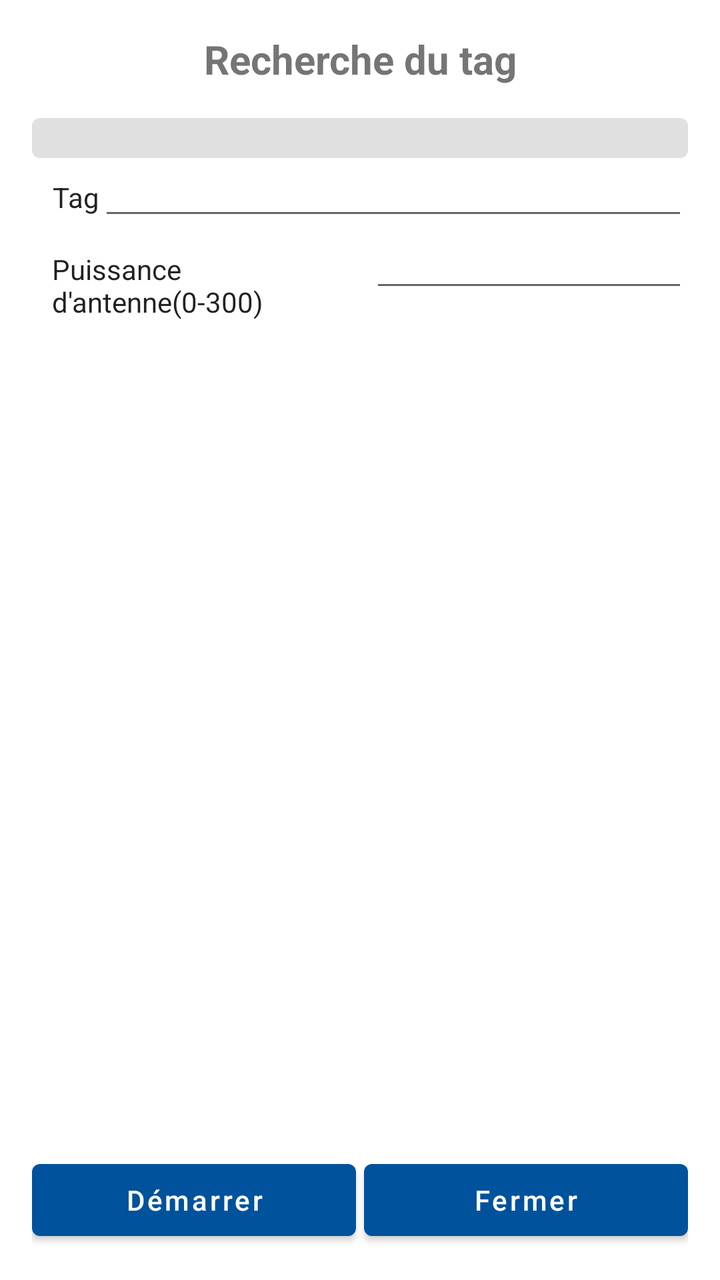
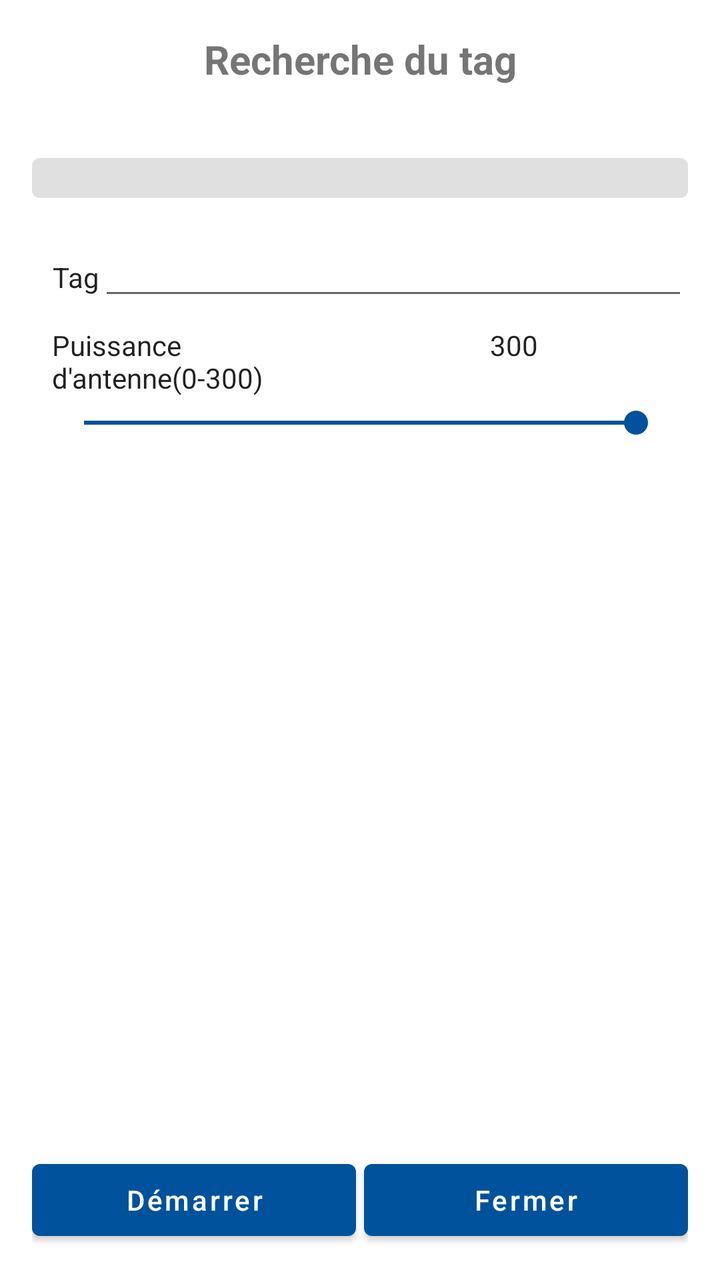

Two renders of the same Android screen: before a commit and after it. Below are the layout's source before the change and the commit's diff.
<!-- AndroidManifest.xml: application theme AppNewTheme -->
<!-- res/layout/dialog_search_tag.xml -->
<?xml version="1.0" encoding="utf-8"?>
<LinearLayout xmlns:android="http://schemas.android.com/apk/res/android"
    android:layout_width="match_parent"
    android:layout_height="match_parent"
    android:orientation="vertical"
    android:padding="16dp"
    android:background="@android:color/white">

    <TextView
        android:layout_width="match_parent"
        android:layout_height="wrap_content"
        android:text="Recherche du tag"
        android:textSize="20sp"
        android:textStyle="bold"
        android:gravity="center"
        android:paddingBottom="16dp" />

    <LinearLayout
        android:layout_width="match_parent"
        android:layout_height="0dp"
        android:layout_weight="1"
        android:orientation="vertical">

        <TableRow
            android:layout_width="match_parent"
            android:visibility="gone"
            android:layout_height="wrap_content">
            <TextView
                android:id="@+id/geigerProgressLabelMin"
                android:layout_weight="1"
                android:layout_height="wrap_content"
                android:gravity="left"
                android:text="20" />
            <TextView
                android:id="@+id/geigerProgressLabelMid"
                android:layout_weight="1"
                android:layout_height="wrap_content"
                android:gravity="center"
                android:text="50" />
            <TextView
                android:id="@+id/geigerProgressLabelMax"
                android:layout_weight="1"
                android:layout_height="wrap_content"
                android:gravity="right"
                android:text="100" />
        </TableRow>

        <ProgressBar
            android:id="@+id/geigerProgress"
            android:layout_width="match_parent"
            android:layout_height="wrap_content"
            style="@android:style/Widget.ProgressBar.Horizontal"
            android:progressDrawable="@drawable/progress_gradient"
            android:max="100"
            android:progress="0" />

        <TextView
            android:visibility="gone"
            android:id="@+id/geigerTagRssi"
            android:layout_width="match_parent"
            android:layout_height="wrap_content"
            android:gravity="center"
            android:textSize="18sp"
            android:text="0.0" />

        <LinearLayout xmlns:android="http://schemas.android.com/apk/res/android"
            xmlns:tools="http://schemas.android.com/tools"
            style="@style/base_layout_style"
            android:paddingLeft="0dp"
            android:paddingRight="0dp"
            android:orientation="vertical">

            <TableRow
                android:layout_width="match_parent"
                android:layout_height="wrap_content"
                android:paddingLeft="@dimen/default_left_padding">

                <TextView
                    android:layout_width="wrap_content"
                    android:gravity="right"
                    style="@style/style_normal_font"
                    android:text="Tag" />

                <include
                    android:id="@+id/selectTagID"
                    android:layout_width="match_parent"
                    android:layout_height="wrap_content"
                    layout="@layout/custom_edittext" />
            </TableRow>

            <TableRow
                android:id="@+id/selectMemoryBankRow"
                android:visibility="gone"
                android:layout_width="match_parent"
                android:layout_height="wrap_content"
                android:layout_marginTop="@dimen/default_top_margin"
                android:paddingLeft="10dp">

                <TextView
                    android:layout_width="0dp"
                    android:layout_weight="1"
                    android:gravity="left"
                    style="@style/style_normal_font"
                    android:text="Select bank" />

                <Spinner
                    android:id="@+id/selectMemoryBank"
                    android:layout_margin="0dp"
                    android:layout_weight="1"
                    style="@style/style_default_spinner" />

                <TextView
                    android:layout_width="0dp"
                    android:layout_weight="1"
                    android:gravity="right"
                    android:visibility="gone"
                    style="@style/style_normal_font"
                    android:text="Offset (bit)" />

                <EditText
                    android:id="@+id/selectMemoryOffset"
                    android:layout_width="0dp"
                    android:layout_weight="1"
                    android:gravity="center"
                    android:visibility="gone"
                    android:inputType="numberDecimal"
                    style="@style/style_normal_font"
                    android:text="32" />
            </TableRow>

            <TableRow
                android:id="@+id/selectPasswordRow"
                android:visibility="gone"
                android:layout_width="match_parent"
                android:layout_height="wrap_content"
                android:paddingLeft="@dimen/default_left_padding">

                <TextView
                    android:layout_width="0dp"
                    android:layout_weight="1"
                    android:layout_height="match_parent"
                    android:gravity="center_vertical"
                    style="@style/style_normal_font"
                    android:text="@string/password_title" />

                <include
                    android:id="@+id/selectPasswordValue"
                    android:layout_width="0dp"
                    android:layout_weight="1"
                    android:layout_height="match_parent"
                    layout="@layout/custom_edittext_password" />
            </TableRow>

            <TableRow
                android:layout_width="match_parent"
                android:layout_height="0dp"
                android:layout_weight="1"
                android:paddingLeft="@dimen/default_left_padding">

                <TextView
                    android:layout_weight="1"
                    android:layout_height="wrap_content"
                    style="@style/style_normal_font"
                    android:text="@string/settingAntennaPower_title" />

                <EditText
                    android:id="@+id/selectAntennaPower"
                    android:layout_weight="1"
                    android:layout_height="wrap_content"
                    android:gravity="center"
                    style="@style/style_normal_font"
                    android:inputType="numberDecimal" />
            </TableRow>
        </LinearLayout>


        <TableRow
            android:layout_width="match_parent"
            android:layout_height="wrap_content"
            android:layout_marginTop="8dp">
            <CheckBox
                android:id="@+id/geigerToneCheck"
                android:layout_weight="1"
                android:layout_height="wrap_content"
                android:checked="true"
                android:text="Tone" />
            <TextView
                android:layout_weight="1"
                android:layout_height="wrap_content"
                android:gravity="right"
                android:text="Threshold:" />
            <TextView
                android:id="@+id/geigerThreshold"
                android:layout_weight="1"
                android:layout_height="wrap_content"
                android:gravity="left"
                android:text="0.00" />
        </TableRow>

        <SeekBar
            android:id="@+id/geigerSeek"
            android:layout_width="match_parent"
            android:layout_height="wrap_content" />
    </LinearLayout>

    <LinearLayout
        android:layout_width="match_parent"
        android:layout_height="wrap_content"
        android:visibility="gone"
        android:orientation="horizontal">
        <TextView
            android:id="@+id/geigerRunTime"
            android:layout_width="wrap_content"
            android:layout_height="wrap_content" />
        <TextView
            android:id="@+id/geigerTagGot"
            android:layout_width="0dp"
            android:layout_weight="1"
            android:layout_height="wrap_content"
            android:gravity="center" />
        <TextView
            android:id="@+id/geigerVoltageLevel"
            android:layout_width="wrap_content"
            android:layout_height="wrap_content" />
    </LinearLayout>

    <LinearLayout
        android:layout_width="match_parent"
        android:layout_height="wrap_content"
        android:orientation="horizontal">
        <TextView
            android:id="@+id/geigerYield"
            android:visibility="gone"
            android:layout_width="0dp"
            android:layout_weight="1"
            android:layout_height="wrap_content"
            android:gravity="center" />
        <Button
            android:id="@+id/geigerStart"
            android:layout_width="0dp"
            android:layout_weight="1"
            android:layout_height="wrap_content"
            android:layout_marginEnd="2dp"
            android:text="Démarrer" />
        <Button
            android:id="@+id/closeButton"
            android:layout_width="0dp"
            android:layout_weight="1"
            android:layout_marginStart="2dp"
            android:layout_height="wrap_content"
            android:text="Fermer" />
        <TextView
            android:id="@+id/geigerRate"
            android:visibility="gone"
            android:layout_width="0dp"
            android:layout_weight="1"
            android:layout_height="wrap_content"
            android:gravity="center" />
    </LinearLayout>


</LinearLayout>
<!-- res/layout/custom_edittext.xml (included above) -->
<?xml version="1.0" encoding="utf-8"?>
<EditText xmlns:android="http://schemas.android.com/apk/res/android"
    style="@style/style_normal_font"
    android:digits="0123456789ABCDEFabcdef"
    android:inputType="textNoSuggestions|textVisiblePassword"
    android:gravity="center" />
<!-- res/layout/custom_edittext_password.xml (included above) -->
<?xml version="1.0" encoding="utf-8"?>
<EditText xmlns:android="http://schemas.android.com/apk/res/android"
    style="@style/style_normal_font"
    android:digits="0123456789ABCDEFabcdef"
    android:inputType="textNoSuggestions|textVisiblePassword"
    android:gravity="center"
    android:hint="@string/password_pattern_title" />
<!-- resources referenced by this layout -->
<resources>
  <dimen name="default_left_padding">10dp</dimen>
  <dimen name="default_top_margin">10dp</dimen>
  <!-- drawable progress_gradient (drawable) -->
  <?xml version="1.0" encoding="utf-8"?>
  <layer-list xmlns:android="http://schemas.android.com/apk/res/android">
      
      <item android:id="@android:id/background">
          <shape>
              <corners android:radius="4dp" />
              <solid android:color="#E0E0E0" />
          </shape>
      </item>
      
      
      <item android:id="@android:id/progress">
          <clip>
              <shape>
                  <corners android:radius="4dp" />
                  <gradient
                      android:startColor="#FF0000"
                      android:centerColor="#FFA500"
                      android:endColor="#00FF00"
                      android:angle="0"
                      android:type="linear" />
              </shape>
          </clip>
      </item>
  </layer-list>
  <string name="password_pattern_title">Mot de passe</string>
  <string name="password_title">Mot de passe</string>
  <string name="settingAntennaPower_title">Puissance d\'antenne(0-300)</string>
  <style name="base_layout_style">
          <item name="android:layout_height">match_parent</item>
          <item name="android:layout_width">match_parent</item>
          <item name="android:paddingLeft">10dp</item>
          <item name="android:paddingRight">10dp</item>
      </style>
  <style name="style_default_spinner" parent="Base.Widget.AppCompat.Spinner.Underlined">
          <item name="android:textSize">@dimen/custom_spinner_font</item>
          <item name="android:layout_width">0dp</item>
          <item name="android:layout_height">wrap_content</item>
          <item name="android:gravity">center</item>
      </style>
  <style name="style_normal_font">
          <item name="android:layout_width">match_parent</item>
          <item name="android:layout_height">wrap_content</item>
          <item name="android:textAppearance">?android:attr/textAppearance</item>
      </style>
  <style name="AppNewTheme" parent="Theme.MaterialComponents.Light.NoActionBar">
          <item name="colorPrimary">@color/colorPrimary</item>
          <item name="colorPrimaryDark">@color/colorPrimaryDark</item>
          <item name="colorAccent">@color/colorPrimary</item>
          <item name="android:textAllCaps">false</item>
          <item name="windowActionBar">false</item>
          <item name="windowNoTitle">true</item>
          <item name="actionButtonStyle">@style/ActionButtonStyle</item>
          <item name="actionBarTabTextStyle">@style/ActionTabTextStyle</item>
      </style>
  <dimen name="custom_spinner_font">15sp</dimen>
  <color name="colorPrimary">#00529c</color>
  <color name="colorPrimaryDark">#3F51B5</color>
  <style name="ActionButtonStyle">
          <item name="android:minWidth">0dp</item>
          <item name="android:paddingLeft">0dp</item>
          <item name="android:paddingRight">5dp</item>
      </style>
  <style name="ActionTabTextStyle">
          <item name="android:textAllCaps">false</item>
      </style>
</resources>

<!-- the commit's change to res/layout/dialog_search_tag.xml (unified diff, before → after) -->
@@ -50,6 +50,8 @@
             android:layout_width="match_parent"
             android:layout_height="wrap_content"
             style="@android:style/Widget.ProgressBar.Horizontal"
+            android:layout_marginTop="20dp"
+            android:layout_marginBottom="20dp"
             android:progressDrawable="@drawable/progress_gradient"
             android:max="100"
             android:progress="0" />
@@ -74,13 +76,11 @@
                 android:layout_width="match_parent"
                 android:layout_height="wrap_content"
                 android:paddingLeft="@dimen/default_left_padding">
-
                 <TextView
                     android:layout_width="wrap_content"
                     android:gravity="right"
                     style="@style/style_normal_font"
                     android:text="Tag" />
-
                 <include
                     android:id="@+id/selectTagID"
                     android:layout_width="match_parent"
@@ -95,20 +95,17 @@
                 android:layout_height="wrap_content"
                 android:layout_marginTop="@dimen/default_top_margin"
                 android:paddingLeft="10dp">
-
                 <TextView
                     android:layout_width="0dp"
                     android:layout_weight="1"
                     android:gravity="left"
                     style="@style/style_normal_font"
                     android:text="Select bank" />
-
                 <Spinner
                     android:id="@+id/selectMemoryBank"
                     android:layout_margin="0dp"
                     android:layout_weight="1"
                     style="@style/style_default_spinner" />
-
                 <TextView
                     android:layout_width="0dp"
                     android:layout_weight="1"
@@ -116,7 +113,6 @@
                     android:visibility="gone"
                     style="@style/style_normal_font"
                     android:text="Offset (bit)" />
-
                 <EditText
                     android:id="@+id/selectMemoryOffset"
                     android:layout_width="0dp"
@@ -134,7 +130,6 @@
                 android:layout_width="match_parent"
                 android:layout_height="wrap_content"
                 android:paddingLeft="@dimen/default_left_padding">
-
                 <TextView
                     android:layout_width="0dp"
                     android:layout_weight="1"
@@ -142,7 +137,6 @@
                     android:gravity="center_vertical"
                     style="@style/style_normal_font"
                     android:text="@string/password_title" />
-
                 <include
                     android:id="@+id/selectPasswordValue"
                     android:layout_width="0dp"
@@ -151,28 +145,41 @@
                     layout="@layout/custom_edittext_password" />
             </TableRow>
 
-            <TableRow
-                android:layout_width="match_parent"
-                android:layout_height="0dp"
-                android:layout_weight="1"
-                android:paddingLeft="@dimen/default_left_padding">
-
-                <TextView
+            
+            <TableRow
+                android:layout_width="match_parent"
+                android:layout_height="wrap_content"
+                android:layout_marginTop="8dp"
+                android:paddingLeft="@dimen/default_left_padding"
+                android:paddingRight="@dimen/default_left_padding">
+                <TextView
+                    android:layout_width="0dp"
                     android:layout_weight="1"
                     android:layout_height="wrap_content"
                     style="@style/style_normal_font"
                     android:text="@string/settingAntennaPower_title" />
-
-                <EditText
-                    android:id="@+id/selectAntennaPower"
+                <TextView
+                    android:id="@+id/selectAntennaPowerValue"
+                    android:layout_width="0dp"
                     android:layout_weight="1"
                     android:layout_height="wrap_content"
                     android:gravity="center"
                     style="@style/style_normal_font"
-                    android:inputType="numberDecimal" />
-            </TableRow>
+                    android:text="300" />
+            </TableRow>
+
+            <SeekBar
+                android:id="@+id/selectAntennaPowerSeekBar"
+                android:layout_width="match_parent"
+                android:layout_height="wrap_content"
+                android:max="300"
+                android:progress="300"
+                android:layout_marginStart="10dp"
+                android:layout_marginEnd="10dp"
+                android:layout_marginTop="4dp"
+                android:layout_marginBottom="8dp" />
+
         </LinearLayout>
-
 
         <TableRow
             android:layout_width="match_parent"
@@ -257,8 +264,6 @@
             android:layout_height="wrap_content"
             android:gravity="center" />
     </LinearLayout>
-
-
 </LinearLayout>
 <!-- res/layout/custom_edittext.xml (included above) -->
 <?xml version="1.0" encoding="utf-8"?>
